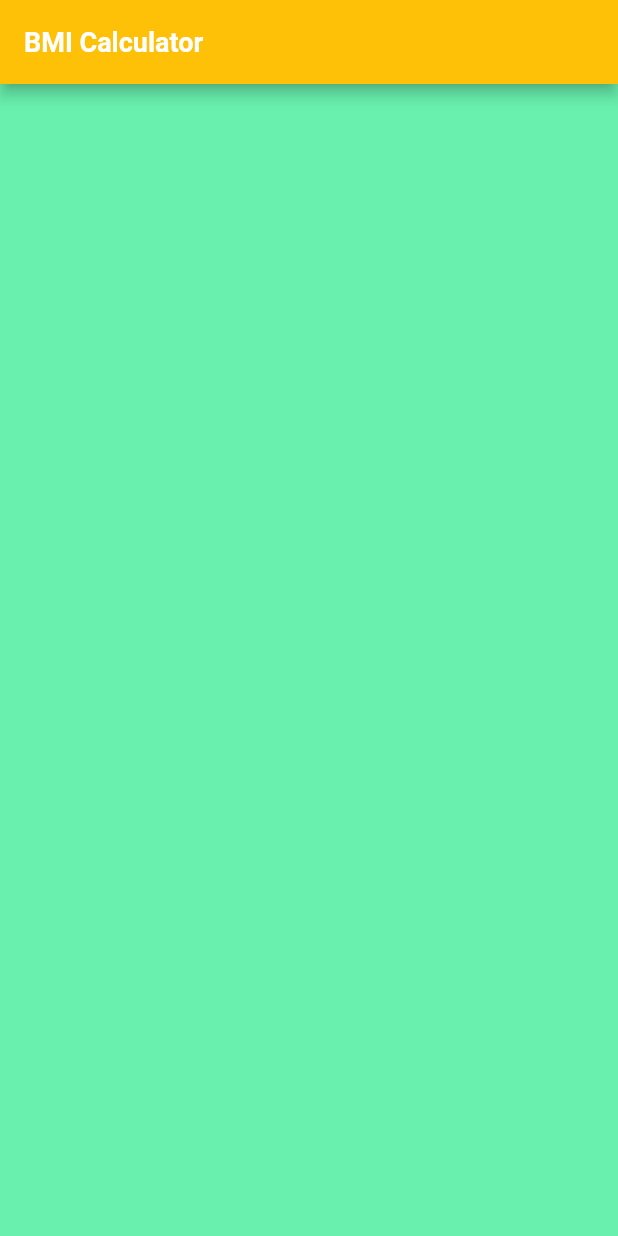
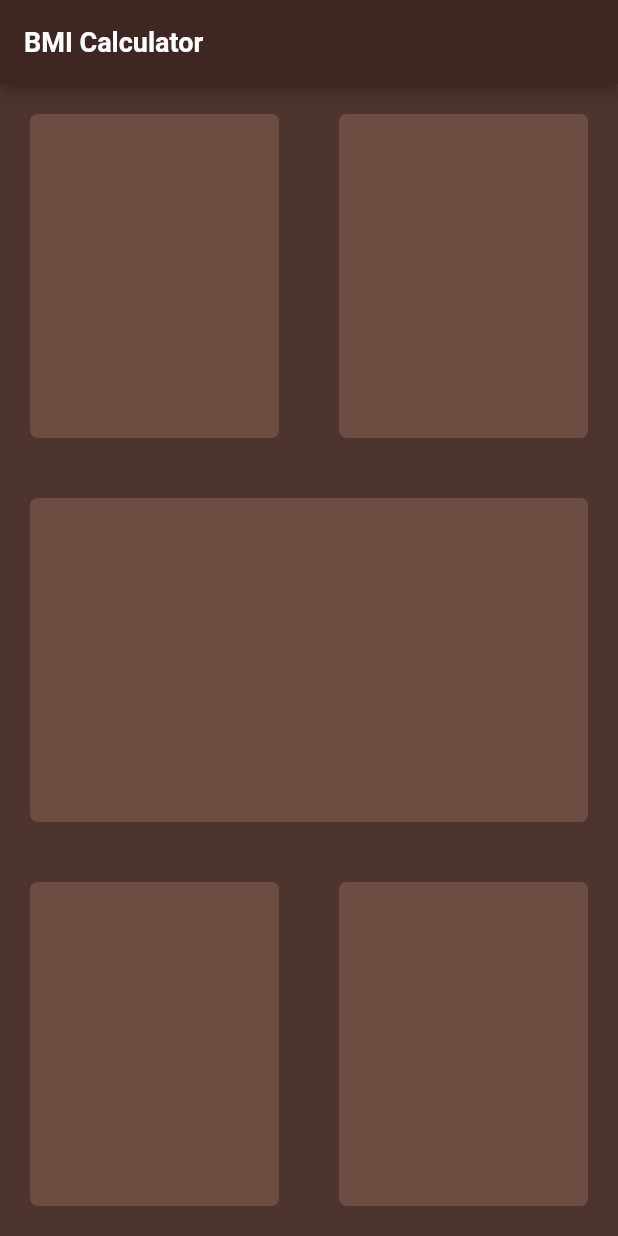
Before and after one commit to cyruskigo30/bmi_calculator, a Flutter app: the screen it shows after launch, on a phone screen of 412 x 824 dp. Run offline on Flutter 3.47's test engine with Material 2 defaults, Android fonts, the phone set to English and light mode, and no system bars; our stand-ins replace line_icons.

Commit message:
Add input page with expanded widgets

```diff
--- a/lib/input_page.dart
+++ b/lib/input_page.dart
@@ -1,4 +1,5 @@
 import 'package:flutter/material.dart';
+import 'package:line_icons/line_icons.dart';
 
 class InputPage extends StatefulWidget {
   const InputPage({Key? key}) : super(key: key);
@@ -12,6 +13,7 @@ class _InputPageState extends State<InputPage> {
   Widget build(BuildContext context) {
     return Scaffold(
       appBar: AppBar(
+        backgroundColor: Colors.brown[900],
         title: const Text(
           'BMI Calculator',
           style: TextStyle(
@@ -22,11 +24,54 @@ class _InputPageState extends State<InputPage> {
           ),
         ),
       ),
-      body: SafeArea(
-        child: Container(
-          color: Colors.greenAccent,
-        ),
+      body: Column(
+        children: [
+          Expanded(
+            child: Row(
+              children: const [
+                Expanded(
+                  child: ReusableCard(),
+                ),
+                Expanded(
+                  child: ReusableCard(),
+                ),
+              ],
+            ),
+          ),
+          const Expanded(
+            child: ReusableCard(),
+          ),
+          Expanded(
+            child: Row(
+              children: const [
+                Expanded(
+                  child: ReusableCard(),
+                ),
+                Expanded(
+                  child: ReusableCard(),
+                ),
+              ],
+            ),
+          ),
+        ],
       ),
     );
   }
 }
+
+class ReusableCard extends StatelessWidget {
+  const ReusableCard({
+    Key? key,
+  }) : super(key: key);
+
+  @override
+  Widget build(BuildContext context) {
+    return Container(
+      margin: const EdgeInsets.all(20),
+      decoration: BoxDecoration(
+        color: Colors.brown[600],
+        borderRadius: BorderRadius.circular(5),
+      ),
+    );
+  }
+}
--- a/lib/main.dart
+++ b/lib/main.dart
@@ -1,10 +1,10 @@
-import 'dart:ui';
-
 import 'package:flutter/material.dart';
 import 'input_page.dart';
 
 void main() {
-  runApp(const MyApp());
+  runApp(
+    const MyApp(),
+  );
 }
 
 class MyApp extends StatelessWidget {
@@ -16,9 +16,8 @@ class MyApp extends StatelessWidget {
     return MaterialApp(
       debugShowCheckedModeBanner: false,
       title: 'BMI Calculator',
-      theme: ThemeData(
-        primarySwatch: Colors.amber,
-        scaffoldBackgroundColor: Colors.amber.shade700,
+      theme: ThemeData.dark().copyWith(
+        scaffoldBackgroundColor: Colors.brown[800],
         appBarTheme: const AppBarTheme(
           titleTextStyle: TextStyle(
             color: Colors.white,
```
Also changed, not shown: pubspec.yaml (+4 -12 lines), pubspec.lock.
